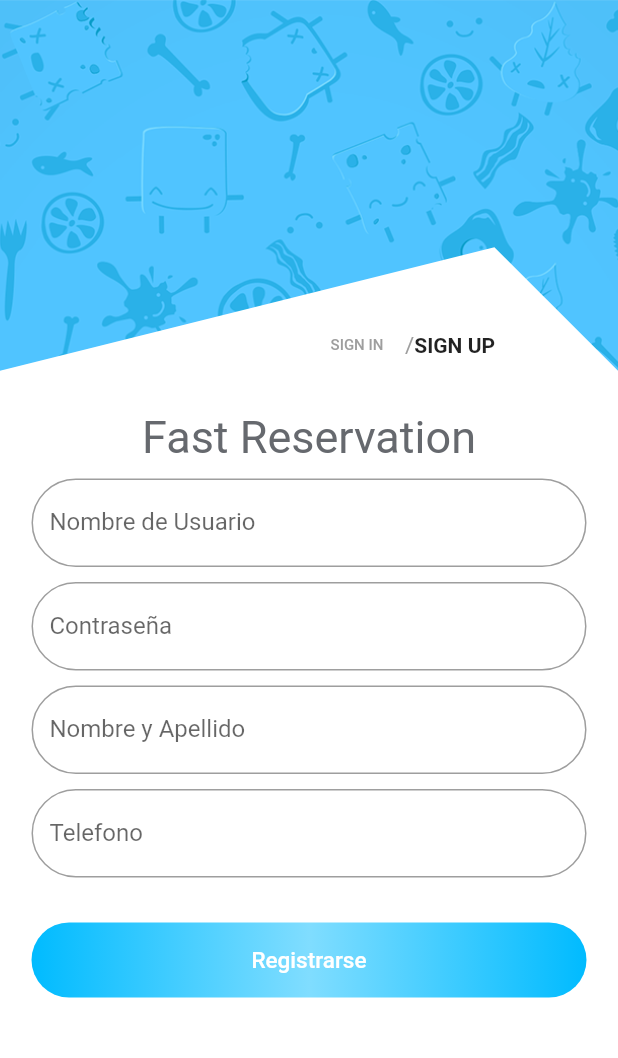
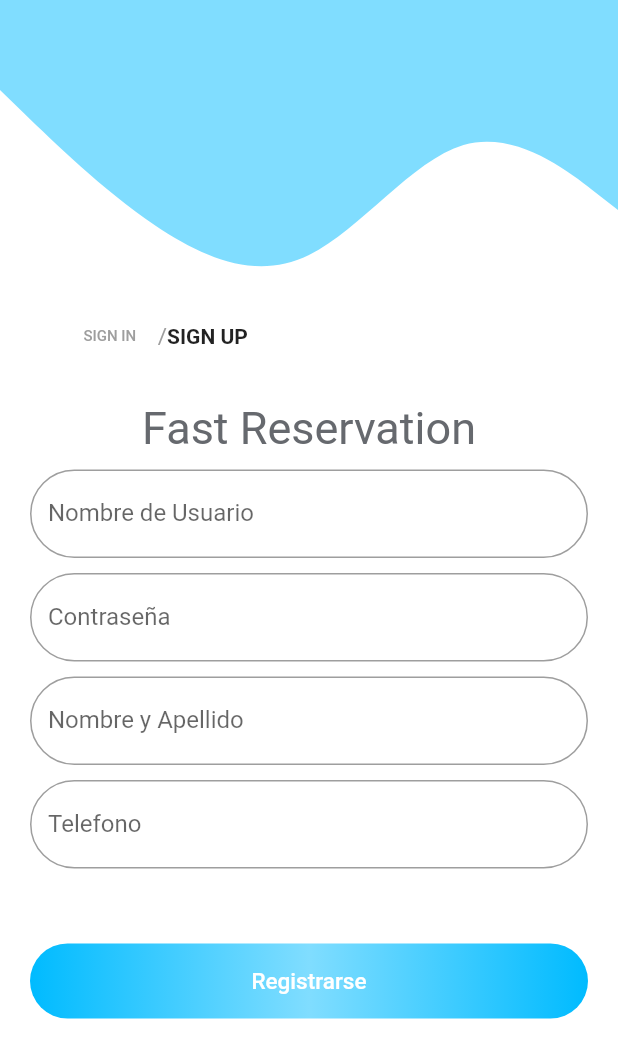
Before and after one commit to kfvillalba/proyecto-movil, a Flutter app: the Registro screen opened by its route, on a phone screen of 412 x 824 dp. Shown: the top 1058 px of the screen. Run offline on Flutter 3.47's test engine with Material 2 defaults, Android fonts, the light colour scheme and no system bars; our stand-ins replace flutter_svg.

Commit message:
listo registrar interface

```diff
--- a/lib/UI/pages/Registro.dart
+++ b/lib/UI/pages/Registro.dart
@@ -1,4 +1,5 @@
 import 'package:flutter/material.dart';
+import 'package:flutter_svg/flutter_svg.dart';
 import 'package:proyecto_fast_reservation/UI/CustomPainter/painterRegistrar.dart';
 // ignore_for_file: avoid_unnecessary_containers, prefer_const_constructors, prefer_const_literals_to_create_immutables
 
@@ -11,18 +12,27 @@
       body: Container(
           height: double.infinity,
           width: double.infinity,
-        decoration: BoxDecoration(
-            image: DecorationImage(
-          image: AssetImage("assets/fondo5.png"),
-          fit: BoxFit.cover,
-        )),
-        child: CustomPaint(
-          painter: RegistroPainter(),
-          child: Column(children: [
-            Padding(
-              padding: EdgeInsets.only(
-                  top: MediaQuery.of(context).size.height * 0.25,
-                  left: MediaQuery.of(context).size.width * 0.50),
+          color: Colors.white,
+          child: ListView(
+            children: [
+              Container(
+                alignment: Alignment.topCenter,
+                width: double.infinity,
+                height: 200,
+                color: Color(0xFF80DDFF),
+                child: SvgPicture.asset(
+                  //color: Color(0xFF80DDFF),
+                  'assets/wave3.svg',
+                  alignment: Alignment.bottomCenter,
+                  width: double.infinity,
+                  height: MediaQuery.of(context).size.height,
+                  fit: BoxFit.fill,
+                ),
+              ),
+              Container(
+                color: Colors.transparent,
+                margin: EdgeInsets.only(
+                    left: MediaQuery.of(context).size.width * 0.10),
                 child: Row(
                   children: [
                     TextButton(
@@ -43,20 +53,23 @@
                   ],
                 ),
               ),
-            Padding(
+              Center(
+                child: Padding(
                   padding: const EdgeInsets.only(
                     top: 20,
                   ),
                   child: Text("Fast Reservation",
                       style: TextStyle(
-                      color: Color.fromARGB(255, 102, 105, 110), fontSize: 30)),
+                          color: Color.fromARGB(255, 102, 105, 110),
+                          fontSize: 30)),
+                ),
               ),
               SizedBox(
                 width: 20,
                 height: 10,
               ),
-            SizedBox(
-              width: 370,
+              Container(
+                margin: EdgeInsets.only(right: 20.0, left: 20.0),
                 child: TextField(
                   decoration: InputDecoration(
                     labelText: 'Nombre de Usuario',
@@ -69,68 +82,70 @@
                 width: 20,
                 height: 10,
               ),
-            SizedBox(
-              width: 370,
+              Container(
+                margin: EdgeInsets.only(right: 20.0, left: 20.0),
                 child: TextField(
                   obscureText: true,
                   decoration: InputDecoration(
                     labelText: 'Contraseña',
                     border: OutlineInputBorder(
-                        borderRadius: BorderRadius.circular(40))),
+                        borderRadius: BorderRadius.circular(40)),
+                  ),
                 ),
               ),
               SizedBox(
                 width: 20,
                 height: 10,
               ),
-            SizedBox(
-              width: 370,
+              Container(
+                margin: EdgeInsets.only(right: 20.0, left: 20.0),
                 child: TextField(
                   decoration: InputDecoration(
                     labelText: 'Nombre y Apellido',
                     border: OutlineInputBorder(
-                        borderRadius: BorderRadius.circular(40))),
+                        borderRadius: BorderRadius.circular(40)),
+                  ),
                 ),
               ),
               SizedBox(
                 width: 20,
                 height: 10,
               ),
-            SizedBox(
-              width: 370,
+              Container(
+                margin: EdgeInsets.only(right: 20.0, left: 20.0),
                 child: TextField(
                   decoration: InputDecoration(
                     labelText: 'Telefono',
                     border: OutlineInputBorder(
-                        borderRadius: BorderRadius.circular(40))),
+                        borderRadius: BorderRadius.circular(40)),
+                  ),
                 ),
               ),
               SizedBox(
                 width: 20,
                 height: 30,
               ),
-            Padding(
-              padding: EdgeInsets.only(right: 20, left: 20),
-              child: Container(
-                  width: 370,
+              Container(
                   height: 50,
+                  margin: EdgeInsets.all(20),
                   decoration: BoxDecoration(
                       borderRadius: BorderRadius.circular(40),
                       gradient: LinearGradient(colors: [
                         Color(0xFF00BBFF),
                         Color(0xFF80DDFF),
                         Color(0xFF00BBFF),
-                        //Color(0xFF005E80),
                       ])),
                   child: TextButton(
                     onPressed: () {},
                     child: Text("Registrarse",
                         style: TextStyle(color: Colors.white, fontSize: 15)),
                   )),
+              SizedBox(
+                width: 20,
+                height: 50,
               ),
-          ]),
-        ),
-      ),
+            ],
+          )),
     );
   }
 }
```
Also changed, not shown: assets/wave2.svg (added), assets/wave3.svg (added). Lines whose indentation alone changed are shown as unchanged.
